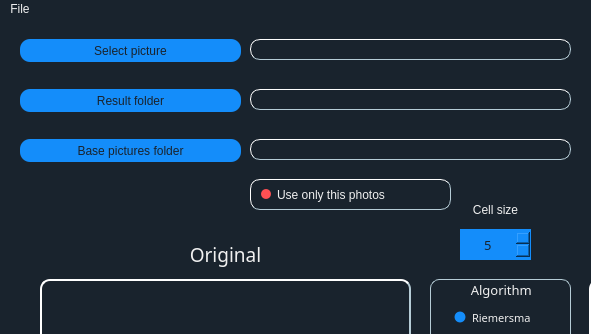
Old version of the form MosaicQt/MosaicQt/mainwindow.ui in the repository adriancalavie/Mosaic-plus-plus; both pictures show x 0 to 591 and y 0 to 334 of the 1000 by 700 pixel window.
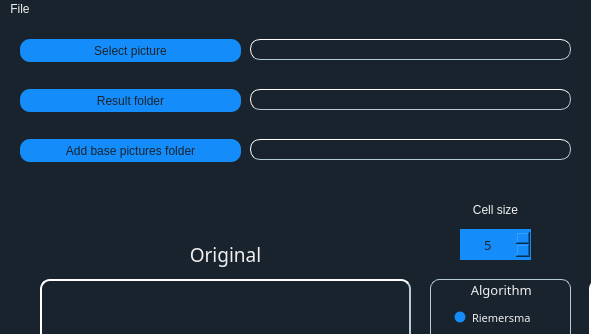
New version of the form. Icons and pictures are not drawn.

What changed in the file:
```diff
--- a/MosaicQt/MosaicQt/mainwindow.ui
+++ b/MosaicQt/MosaicQt/mainwindow.ui
@@ -548,7 +548,7 @@
 background:#148dfa;</string>
     </property>
     <property name="text">
-     <string>Base pictures folder</string>
+     <string>Add base pictures folder</string>
     </property>
    </widget>
    <widget class="QPushButton" name="buttonPictureForMosaic">
@@ -884,52 +884,6 @@
      <string/>
     </property>
    </widget>
-   <widget class="QCheckBox" name="checkBoxBasePictures">
-    <property name="geometry">
-     <rect>
-      <x>250</x>
-      <y>160</y>
-      <width>201</width>
-      <height>31</height>
-     </rect>
-    </property>
-    <property name="cursor">
-     <cursorShape>PointingHandCursor</cursorShape>
-    </property>
-    <property name="toolTip">
-     <string>&lt;html&gt;&lt;head/&gt;&lt;body&gt;&lt;p&gt;&lt;span style=&quot; font-size:12pt;&quot;&gt;Keep this off to append the photos from the above folder to the &lt;/span&gt;&lt;span style=&quot; font-size:12pt; font-style:italic;&quot;&gt;database&lt;/span&gt;&lt;span style=&quot; font-size:12pt;&quot;&gt;.&lt;/span&gt;&lt;/p&gt;&lt;/body&gt;&lt;/html&gt;</string>
-    </property>
-    <property name="styleSheet">
-     <string notr="true">QCheckBox {
-border-style: outset;
-border-width: 1px;
-border-color: rgb(181, 204, 214);
-font: 10pt  &quot;Century Gothic&quot;;
-border-radius: 10px;
-background:none;
-}
-
-QCheckBox::indicator {
-	left:10px;
-    width:10px;
-    height: 10px;
-	background:none;
-	border-radius:5px;
-
-}
-
-QCheckBox::indicator:unchecked {
-    background: rgb(255, 80, 83);
-}
-
-QCheckBox::indicator:checked {
-     background: #148dfa;
-}</string>
-    </property>
-    <property name="text">
-     <string>Use only this photos</string>
-    </property>
-   </widget>
    <widget class="QGroupBox" name="groupBoxExtensions">
     <property name="geometry">
      <rect>
```
Left out of the diff: 2 changed lines with no effect on the pictures.
